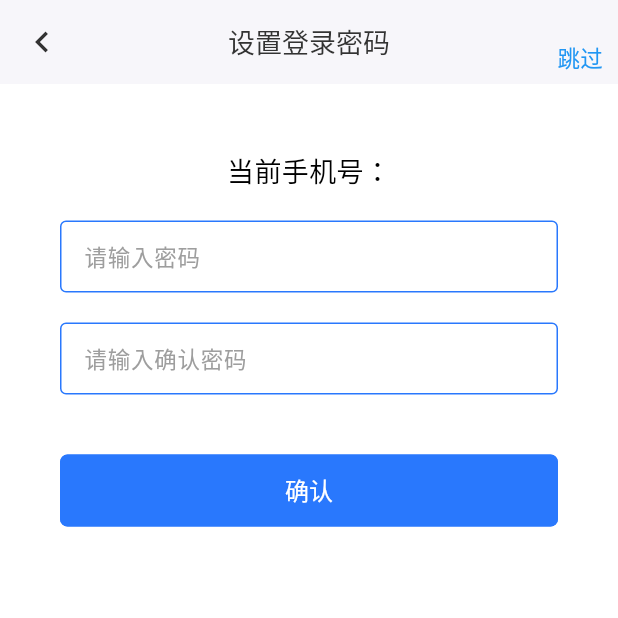
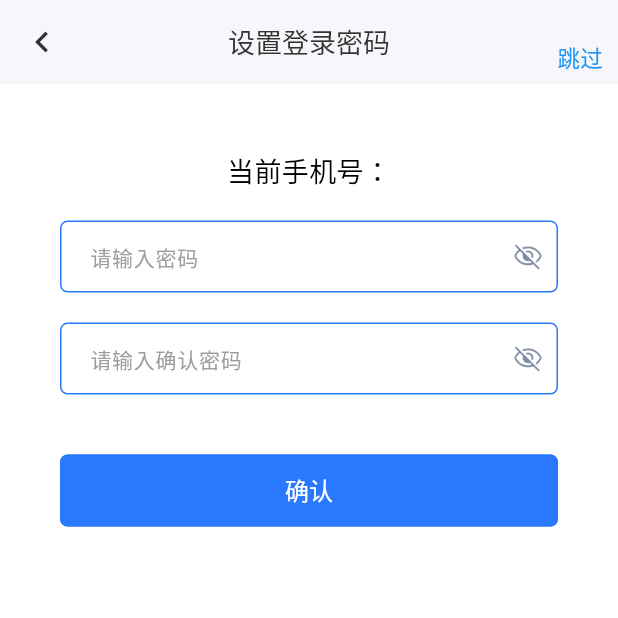
Before and after one commit to xiahouwei/xtm-app-demo, a Flutter app: the SettingPasswordPage screen opened directly with empty values, on a phone screen of 412 x 824 dp, the top half of it. Run offline on Flutter 3.47's test engine with Material 3 defaults, Android fonts, the light colour scheme and no system bars; drawn by our look-alikes of pull_to_refresh; our stand-ins replace bot_toast, device_info_plus, dio, event_bus, file_picker, flutter_datetime_picker_plus and 9 more; missing offline and left inert: amap_flutter_location, flutter_pdfview, flutter_plugin_record_plus, flutter_ume, flutter_ume_kit_console, flutter_ume_kit_dio and 4 more; accounts and stored records are empty; network calls fail.

Commit message:
task(view): 更新模板

````diff
--- a/flutterapp/lib/widgets/step_widgets/step_widget.dart
+++ b/flutterapp/lib/widgets/step_widgets/step_widget.dart
@@ -52,7 +52,7 @@ class _StepWidgetState extends State<StepWidget> {
           text: '上一步',
           width: 80,
           onPressed: () => onPreviousClick(),
-          enabled: _currentIndex > 0,
+          disabled: _currentIndex == 0,
         ),
         SizedBox(width: 8.0),
         Expanded(child: _buildStepShow()),
@@ -67,7 +67,7 @@ class _StepWidgetState extends State<StepWidget> {
               await onNextClick();
             }
           },
-          enabled: widget.stepList[_currentIndex].stepEnable,
+          disabled: !(widget.stepList[_currentIndex].stepEnable),
         ),
         SizedBox(width: 10.0),
       ],
--- a/flutterapp/lib/xtmdesign_component/src/components/button/xtm_text_button.dart
+++ b/flutterapp/lib/xtmdesign_component/src/components/button/xtm_text_button.dart
@@ -3,12 +3,25 @@ import 'package:flutter_proj/xtmdesign_component/xtm_design.dart';
 
 /// 文字按钮组件
 ///
+/// 通用文本按钮组件，支持多种样式类型、是否朴素模式以及是否占满宽度。
 /// [XtmTextButton] 带有水波纹效果的按钮，默认背景色为[XtmDesignConfig.mainColor]
 ///
 /// 支持设置按钮文字、文字大小、文字颜色;
 ///
 /// 支持设置按钮的圆角、边框、背景色、边框颜色、是否椭圆;
 ///
+/// 支持通过 [type] 定义按钮风格（如主题色、错误色），
+/// 并通过 [plain] 控制是否为朴素按钮（无背景，仅边框+文字色）。
+///
+/// 同时支持：
+/// - [fullWidth] 控制按钮是否占满父容器宽度
+/// - [isOval] 控制是否为椭圆按钮
+/// - [borderRadius] 自定义圆角
+/// - [padding] 内边距
+///
+/// 优先级说明：
+/// - 当 [type] 不为空时，按钮颜色由内部规则统一计算
+/// - 当 [type] 为空时，使用外部传入的 [textColor]、[backgroundColor]、[borderSideColor]
 /// 示例：
 /// ```dart
 ///  XtmTextButton(
@@ -19,7 +32,64 @@ import 'package:flutter_proj/xtmdesign_component/xtm_design.dart';
 ///    padding: EdgeInsets.symmetric(horizontal: 10, vertical: 12),
 ///    onPressed: () => sendCode(countdownManager),
 ///  )
+/// // 主题按钮
+/// XtmTextButton(
+///   text: '提交',
+///   type: XtmTextButtonType.PRIMARY,
+///   onPressed: () {},
+/// )
+///
+/// // 错误按钮（红色）
+/// XtmTextButton(
+///   text: '删除',
+///   type: XtmTextButtonType.ERROR,
+///   onPressed: () {},
+/// )
+///
+/// // 朴素按钮（仅边框+文字）
+/// XtmTextButton(
+///   text: '取消',
+///   type: XtmTextButtonType.PRIMARY,
+///   plain: true,
+///   onPressed: () {},
+/// )
+///
+/// // 占满宽度按钮
+/// XtmTextButton(
+///   text: '确认',
+///   type: XtmTextButtonType.PRIMARY,
+///   fullWidth: true,
+///   onPressed: () {},
+/// )
+///
+/// // 自定义颜色按钮（不使用 type）
+/// XtmTextButton(
+///   text: '自定义',
+///   textColor: Colors.black,
+///   backgroundColor: Colors.white,
+///   borderSideColor: Colors.grey,
+///   onPressed: () {},
+/// )
 /// ```
+
+enum XtmTextButtonType {
+  /// 主题色按钮
+  PRIMARY,
+
+  /// 红色按钮
+  ERROR,
+}
+
+class XtmTextButtonColors {
+  final Color textColor;
+  final Color backgroundColor;
+  final Color borderSideColor;
+  XtmTextButtonColors({
+    this.textColor,
+    this.backgroundColor,
+    this.borderSideColor,
+  });
+}
 
 class XtmTextButton extends StatelessWidget {
   /// 按钮文字
@@ -49,8 +119,8 @@ class XtmTextButton extends StatelessWidget {
   /// 圆角
   final double borderRadius;
 
-  /// 是否可点击
-  final bool enabled;
+  /// 是否禁用
+  final bool disabled;
 
   /// 点击事件
   final VoidCallback onPressed;
@@ -64,10 +134,19 @@ class XtmTextButton extends StatelessWidget {
   /// 水平内边距
   final num horizontalPadding;
 
+  /// 按钮类型(默认颜色)
+  final XtmTextButtonType type;
+
+  /// 是否镂空
+  final bool plain;
+
+  /// 是否宽度撑满
+  final bool fullWidth;
+
   XtmTextButton({
     Key key,
     this.onPressed,
-    this.enabled = true,
+    this.disabled = false,
     this.text = '水波纹按钮',
     this.textColor = Colors.white,
     this.fontSize = 15.0,
@@ -80,29 +159,34 @@ class XtmTextButton extends StatelessWidget {
     this.leftIcon,
     this.rightIcon,
     this.horizontalPadding = 12.0,
+    this.type,
+    this.plain = false,
+    this.fullWidth = false,
   }) : super(key: key);
 
   @override
   Widget build(BuildContext context) {
+    XtmTextButtonColors colors = createButtonColors();
     return SizedBox(
-      width: width ?? null,
+      width: fullWidth ? double.infinity : width ?? null,
       height: height ?? 48.0,
       child: TextButton(
-        onPressed: enabled ? onPressed : null,
+        onPressed: disabled ? null : onPressed,
         style: TextButton.styleFrom(
           padding: EdgeInsets.symmetric(horizontal: horizontalPadding.toDouble()),
           alignment: Alignment.center,
           minimumSize: Size.zero,
           tapTargetSize: MaterialTapTargetSize.shrinkWrap,
           primary: Colors.black87,
-          backgroundColor:
-              enabled ? backgroundColor ?? xtmDesignConfig.mainColor : xtmDesignConfig.enableColor,
+          backgroundColor: disabled
+              ? xtmDesignConfig.disabledColor
+              : colors.backgroundColor ?? xtmDesignConfig.mainColor,
           shape: RoundedRectangleBorder(
             borderRadius: BorderRadius.circular(isOval ? 200.0 : borderRadius),
             side: BorderSide(
-              color: enabled
-                  ? borderSideColor ?? xtmDesignConfig.mainColor
-                  : xtmDesignConfig.enableColor,
+              color: disabled
+                  ? xtmDesignConfig.disabledColor
+                  : colors.borderSideColor ?? xtmDesignConfig.mainColor,
               width: 1.0,
             ),
           ),
@@ -117,7 +201,7 @@ class XtmTextButton extends StatelessWidget {
               text,
               textAlign: TextAlign.center,
               style: TextStyle(
-                color: textColor,
+                color: colors.textColor,
                 fontSize: fontSize,
               ),
             ),
@@ -127,4 +211,42 @@ class XtmTextButton extends StatelessWidget {
       ),
     );
   }
+
+  XtmTextButtonColors createButtonColors() {
+    if (type != null) {
+      if (type == XtmTextButtonType.PRIMARY) {
+        if (plain) {
+          return XtmTextButtonColors(
+            textColor: xtmDesignConfig.mainColor,
+            backgroundColor: Colors.white,
+            borderSideColor: xtmDesignConfig.mainColor,
+          );
+        }
+        return XtmTextButtonColors(
+          textColor: Colors.white,
+          backgroundColor: xtmDesignConfig.mainColor,
+          borderSideColor: xtmDesignConfig.mainColor,
+        );
+      }
+      if (type == XtmTextButtonType.ERROR) {
+        if (plain) {
+          return XtmTextButtonColors(
+            textColor: Color(0xFFF56C6C),
+            backgroundColor: Colors.white,
+            borderSideColor: Color(0xFFF56C6C),
+          );
+        }
+        return XtmTextButtonColors(
+          textColor: Colors.white,
+          backgroundColor: Color(0xFFF56C6C),
+          borderSideColor: Color(0xFFF56C6C),
+        );
+      }
+    }
+    return XtmTextButtonColors(
+      textColor: textColor,
+      backgroundColor: backgroundColor,
+      borderSideColor: borderSideColor,
+    );
+  }
 }
--- a/flutterapp/lib/xtmdesign_component/src/components/images/xtm_net_image.dart
+++ b/flutterapp/lib/xtmdesign_component/src/components/images/xtm_net_image.dart
@@ -112,7 +112,7 @@ class _XTMNetworkImager extends ImageProvider<_XTMNetworkImager> {
       url,
       scale: scale,
       headers: {
-        'Authorization': token,
+        'token': token,
       },
     );
     return networkImage.load(networkImage, decode);
--- a/flutterapp/lib/xtmdesign_component/src/components/input/xtm_input.dart
+++ b/flutterapp/lib/xtmdesign_component/src/components/input/xtm_input.dart
@@ -52,19 +52,19 @@ class XtmInput extends StatefulWidget {
   /// 焦点控制
   final FocusNode focusNode;
 
+  /// 输入框左侧自定义控件
+  final Widget prefix;
+
   /// 输入框右侧自定义控件，例如“获取验证码”按钮
   final Widget suffix;
 
   /// 输入框清空功能
   final bool clear;
 
-  /// 是否将输入内容以“密码形式”隐藏显示, 如果未声明则根据是否为TextInputType.visiblePassword来控制
-  final bool obscureText;
-
   /// 边框颜色
   final Color borderColor;
 
-  XtmInput({
+  const XtmInput({
     this.label,
     this.value,
     this.controller,
@@ -74,9 +74,9 @@ class XtmInput extends StatefulWidget {
     this.inputFormatters,
     this.validator,
     this.focusNode,
+    this.prefix,
     this.suffix,
     this.clear = false,
-    this.obscureText,
     this.borderColor,
     this.formFieldKey,
   });
@@ -87,11 +87,24 @@ class XtmInput extends StatefulWidget {
 
 class _XtmInputState extends State<XtmInput> {
   FocusNode _focusNode;
+  bool _obscureText = false;
 
   @override
   void initState() {
     super.initState();
     _focusNode = widget.focusNode ?? FocusNode();
+    // 密码类型时，默认不显示密码
+    _obscureText = widget.inputType == TextInputType.visiblePassword;
+  }
+
+  @override
+  void didUpdateWidget(covariant XtmInput oldWidget) {
+    super.didUpdateWidget(oldWidget);
+    if (widget.inputType != oldWidget.inputType) {
+      setState(() {
+        _obscureText = widget.inputType == TextInputType.visiblePassword;
+      });
+    }
   }
 
   @override
@@ -104,27 +117,33 @@ class _XtmInputState extends State<XtmInput> {
       constraints: BoxConstraints(minHeight: 48.0),
       child: TextFormField(
         key: widget.formFieldKey,
+        focusNode: _focusNode,
+        controller: widget.controller,
+        textAlignVertical: TextAlignVertical.center,
         validator:
             widget.validator ?? (value) => value.trim().isEmpty ? '请输入${widget.label}' : null,
-        controller: widget.controller,
-        focusNode: _focusNode,
         cursorColor: xtmDesignConfig.mainColor.withOpacity(0.6),
         decoration: InputDecoration(
-          contentPadding: EdgeInsets.symmetric(vertical: 8, horizontal: 12),
+          prefixIcon: Container(
+            padding: const EdgeInsets.symmetric(horizontal: 8),
+            child: widget.prefix ?? SizedBox(),
+          ),
+          prefixIconConstraints: BoxConstraints(minWidth: 0),
+          contentPadding: EdgeInsets.symmetric(vertical: 8, horizontal: 14),
           fillColor: Colors.white,
           filled: true,
           hintText: widget.useHint ? '请输入${widget.label}' : null,
-          hintStyle: TextStyle(fontSize: 15, color: Colors.grey),
+          hintStyle: TextStyle(fontSize: 14, color: Colors.grey),
           labelText: widget.useHint ? null : '请输入${widget.label}',
-          labelStyle: TextStyle(fontSize: 15, color: Colors.grey),
+          labelStyle: TextStyle(fontSize: 14, color: Colors.grey),
           errorStyle: TextStyle(fontSize: 12),
           floatingLabelStyle: TextStyle(fontSize: 15, color: xtmDesignConfig.mainColor),
           enabledBorder: OutlineInputBorder(
-            borderRadius: BorderRadius.circular(4),
+            borderRadius: BorderRadius.circular(5),
             borderSide: BorderSide(color: widget.borderColor ?? xtmDesignConfig.mainColor),
           ),
           border: OutlineInputBorder(
-            borderRadius: BorderRadius.circular(4),
+            borderRadius: BorderRadius.circular(5),
             borderSide: BorderSide(color: widget.borderColor ?? xtmDesignConfig.mainColor),
           ),
           suffixIcon: Container(
@@ -151,15 +170,14 @@ class _XtmInputState extends State<XtmInput> {
                         },
                       )
                     : SizedBox(),
+                widget.inputType == TextInputType.visiblePassword ? _showPwd() : SizedBox(),
                 widget.suffix != null ? widget.suffix : SizedBox(),
               ],
             ),
           ),
         ),
         keyboardType: widget.inputType,
-        obscureText: widget.obscureText == null
-            ? widget.inputType == TextInputType.visiblePassword
-            : widget.obscureText,
+        obscureText: _obscureText,
         inputFormatters: widget.inputFormatters == null
             ? [LengthLimitingTextInputFormatter(widget.maxSize)]
             : [LengthLimitingTextInputFormatter(widget.maxSize), ...widget.inputFormatters],
@@ -167,14 +185,29 @@ class _XtmInputState extends State<XtmInput> {
     );
   }
 
+  Widget _showPwd() {
+    String imageName = 'login_eye_close.png';
+    if (!_obscureText) {
+      imageName = 'login_eye_open.png';
+    }
+    return GestureDetector(
+      child: Image.asset(
+        'lib/xtmdesign_component/assets/images/$imageName',
+        width: 20,
+        height: 20,
+      ),
+      onTap: () {
+        setState(() {
+          _obscureText = !_obscureText;
+        });
+      },
+    );
+  }
+
   @override
   void dispose() {
-    if (_focusNode != null) {
-      _focusNode.dispose();
-    }
-    if (widget.controller != null) {
-      widget.controller.dispose();
-    }
+    _focusNode?.dispose();
+    widget.controller?.dispose();
     super.dispose();
   }
 }
--- a/flutterapp/lib/xtmdesign_component/src/xtm_design_config.dart
+++ b/flutterapp/lib/xtmdesign_component/src/xtm_design_config.dart
@@ -17,7 +17,7 @@ class XtmDesignConfiguration {
   Color mainTextColor = Color(0xFF333333);
 
   /// 禁用色
-  Color enableColor = Color(0xFFD6DAE1);
+  Color disabledColor = Color(0xFFD6DAE1);
 
   /// 字体缩放倍数
   double fontScale = 1.0;
--- a/flutterapp/lib/xtmdesign_component/xtm_design.dart
+++ b/flutterapp/lib/xtmdesign_component/xtm_design.dart
@@ -17,6 +17,7 @@ export 'src/components/input/xtm_input_formatter.dart';
 export 'src/components/refresh/xtm_refresh.dart';
 export 'src/components/toast/xtm_toast.dart';
 export 'src/components/step_progress/xtm_step_progress.dart';
+export 'src/components/radio/xtm_radio.dart';
 export 'src/constants/xtm_dialog_constants.dart';
 export 'src/enum/xtm_dialog_enums.dart';
 export 'src/xtm_design_config.dart';
--- a/flutterapp/pubspec.yaml
+++ b/flutterapp/pubspec.yaml
@@ -101,7 +101,4 @@ flutter:
     - assets/images/version_update/
     - lib/xtmdesign_component/assets/images/
     # 业务资源
-    - assets/images/home/
-    - assets/images/message/
-    - assets/images/mine/
     - assets/images/login/
````
Also changed, not shown: flutterapp/lib/pages/mine/mine_page.dart (+12 -1 lines), flutterapp/lib/xtmdesign_component/src/components/images/xtm_image_picker.dart (+5 -4 lines), flutterapp/lib/xtmdesign_component/src/components/radio/xtm_radio.dart (added, +85 -0 lines), flutterapp/lib/xtmdesign_component/src/components/step_progress/xtm_step_progress.dart (+15 -45 lines).
